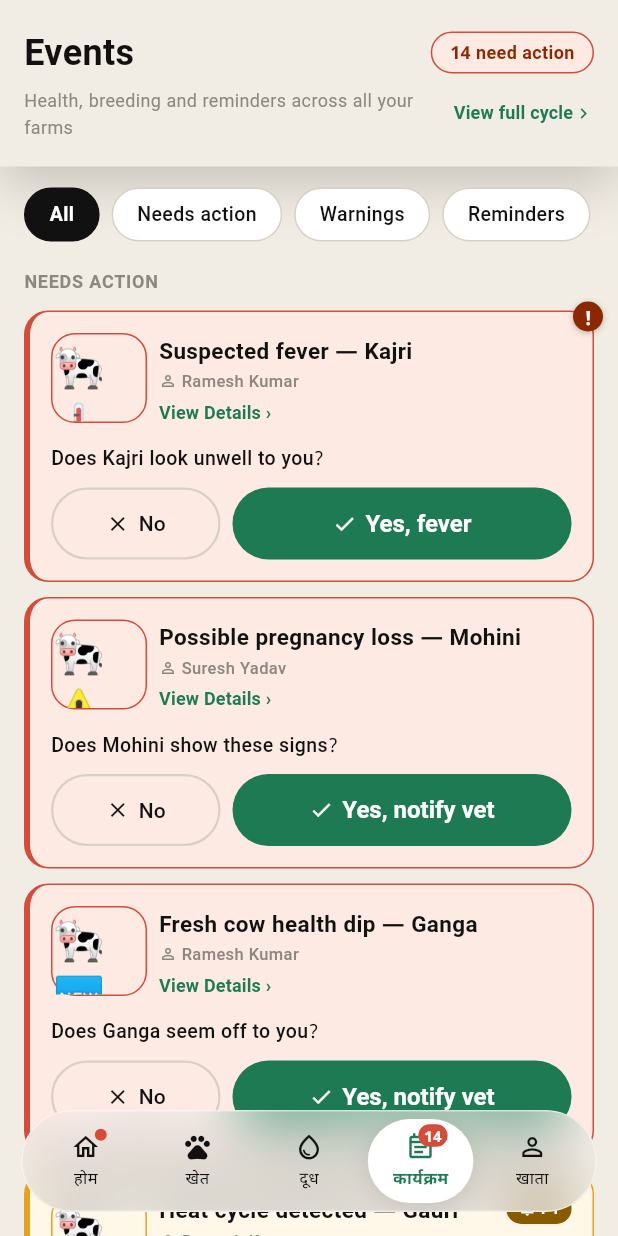
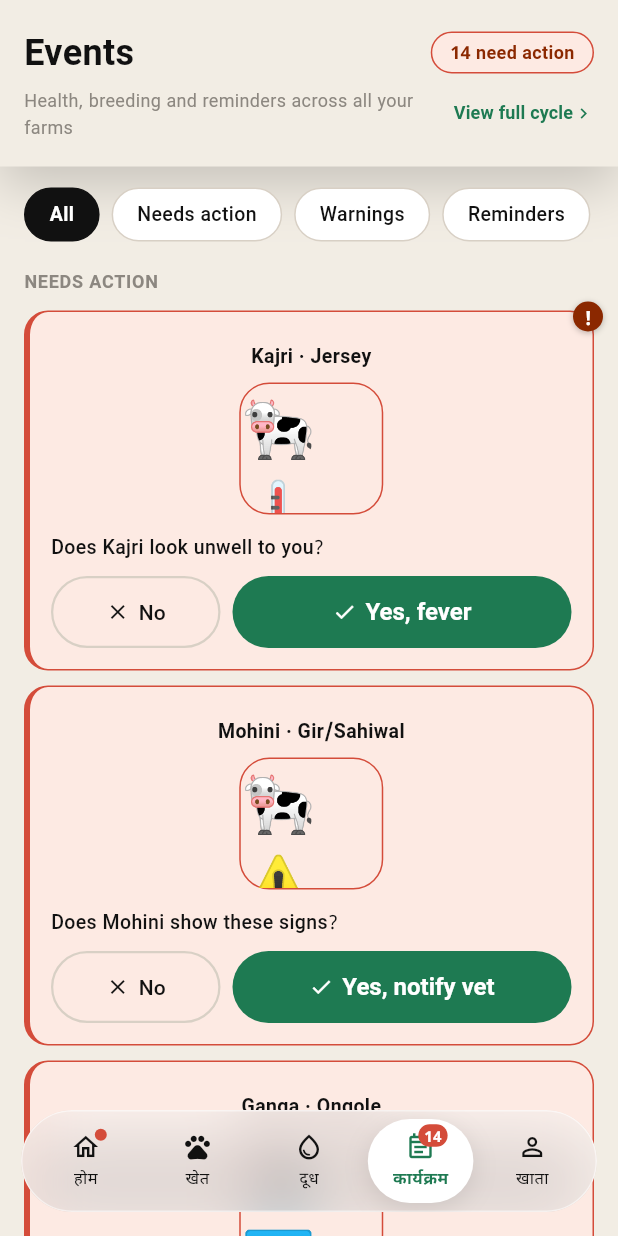
Before and after one commit to vaseey21/Vanix, a Flutter app: the EventsScreen screen opened directly with empty values, on a phone screen of 412 x 824 dp. Run offline on Flutter 3.47's test engine with Material 3 defaults, Android fonts, the phone set to English and light mode, and no system bars.

Commit message:
auto: save changes

```diff
--- a/flutter_app/lib/screens/events_screen.dart
+++ b/flutter_app/lib/screens/events_screen.dart
@@ -1781,9 +1781,7 @@ class _ActionCard extends StatelessWidget {
   Widget build(BuildContext context) {
     final accentColor = leftAccentColor ?? border;
     final titleColor = isDark ? Colors.white : VanixColors.textPrimary;
-    final card = Container(
-      padding: const EdgeInsets.all(14),
-      decoration: BoxDecoration(
+    final decoration = BoxDecoration(
       color: isDark ? const Color(0xFF1C1C1C) : bg,
       border: Border(
         top: BorderSide(color: border),
@@ -1792,23 +1790,47 @@ class _ActionCard extends StatelessWidget {
         right: BorderSide(color: border),
       ),
       borderRadius: BorderRadius.circular(16),
-      ),
-      child: Column(
+    );
+
+    Widget body;
+    if (avatarEmoji != null) {
+      // Illustration-first list card (whiteboard sketch): cow · breed →
+      // big illustration → the question + Yes/No (already bundled in
+      // `child`) — no title/manager/View-Details row, tapping anywhere on
+      // the card opens the fuller detail view.
+      final cowName = title.contains('—') ? title.split('—').last.trim() : null;
+      const breedByName = {'Kajri': 'Jersey', 'Mohini': 'Gir/Sahiwal', 'Ganga': 'Ongole', 'Gauri': 'Desi'};
+      body = Column(
+        crossAxisAlignment: CrossAxisAlignment.center,
+        children: [
+          if (priority != _Priority.p0) _PriorityChip(priority: priority),
+          if (cowName != null) Padding(
+            padding: const EdgeInsets.only(top: 6),
+            child: Text(
+              breedByName[cowName] != null ? '$cowName · ${breedByName[cowName]}' : cowName,
+              style: TextStyle(fontSize: 13, fontWeight: FontWeight.w600, color: titleColor),
+            ),
+          ),
+          Padding(
+            padding: const EdgeInsets.only(top: 8),
+            child: Container(
+              width: 96,
+              height: 88,
+              decoration: BoxDecoration(color: bg, border: Border.all(color: border), borderRadius: BorderRadius.circular(20)),
+              alignment: Alignment.center,
+              child: Text(avatarEmoji!, style: const TextStyle(fontSize: 40)),
+            ),
+          ),
+          child,
+        ],
+      );
+    } else {
+      body = Column(
         crossAxisAlignment: CrossAxisAlignment.start,
         children: [
           Row(
             crossAxisAlignment: CrossAxisAlignment.start,
             children: [
-              if (avatarEmoji != null) Padding(
-                padding: const EdgeInsets.only(right: 8),
-                child: Container(
-                  width: 64,
-                  height: 60,
-                  decoration: BoxDecoration(color: bg, border: Border.all(color: border), borderRadius: BorderRadius.circular(16)),
-                  alignment: Alignment.center,
-                  child: Text(avatarEmoji!, style: const TextStyle(fontSize: 28)),
-                ),
-              ),
               Expanded(
                 child: Column(
                   crossAxisAlignment: CrossAxisAlignment.start,
@@ -1843,6 +1865,16 @@ class _ActionCard extends StatelessWidget {
           ),
           child,
         ],
+      );
+    }
+
+    final card = InkWell(
+      borderRadius: BorderRadius.circular(16),
+      onTap: avatarEmoji != null ? () => _openDetails(context) : null,
+      child: Container(
+        padding: const EdgeInsets.all(14),
+        decoration: decoration,
+        child: body,
       ),
     );
     if (priority != _Priority.p0) return card;
```
Also changed, not shown: 1 other file. Lines whose indentation alone changed are shown as unchanged.
